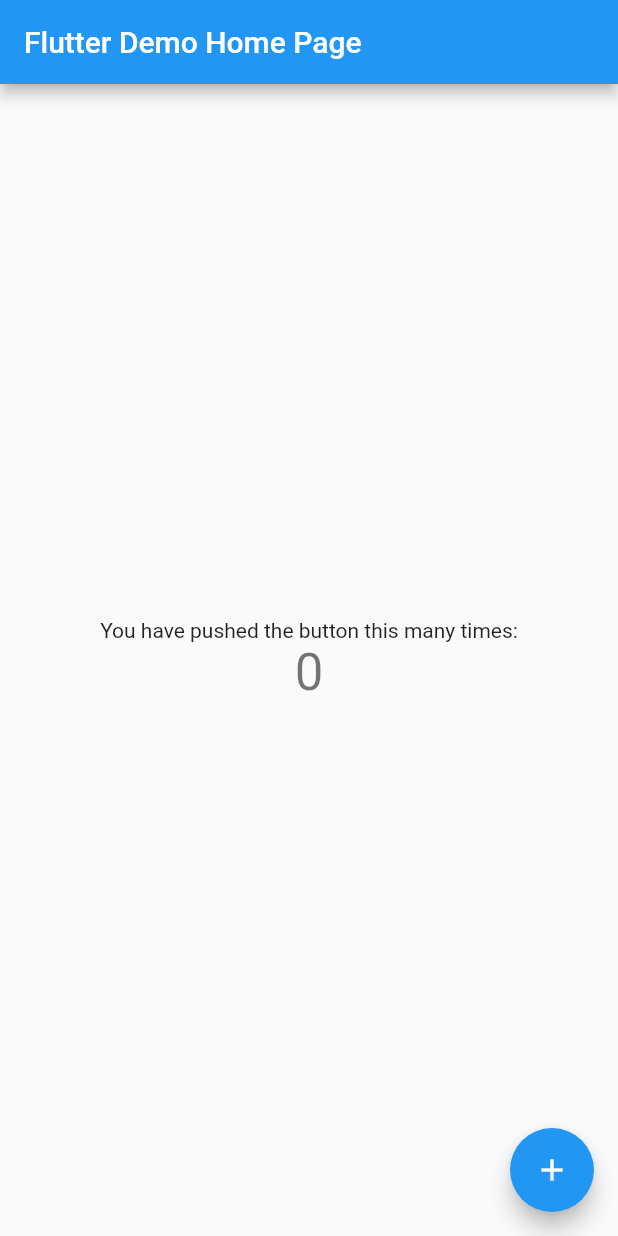
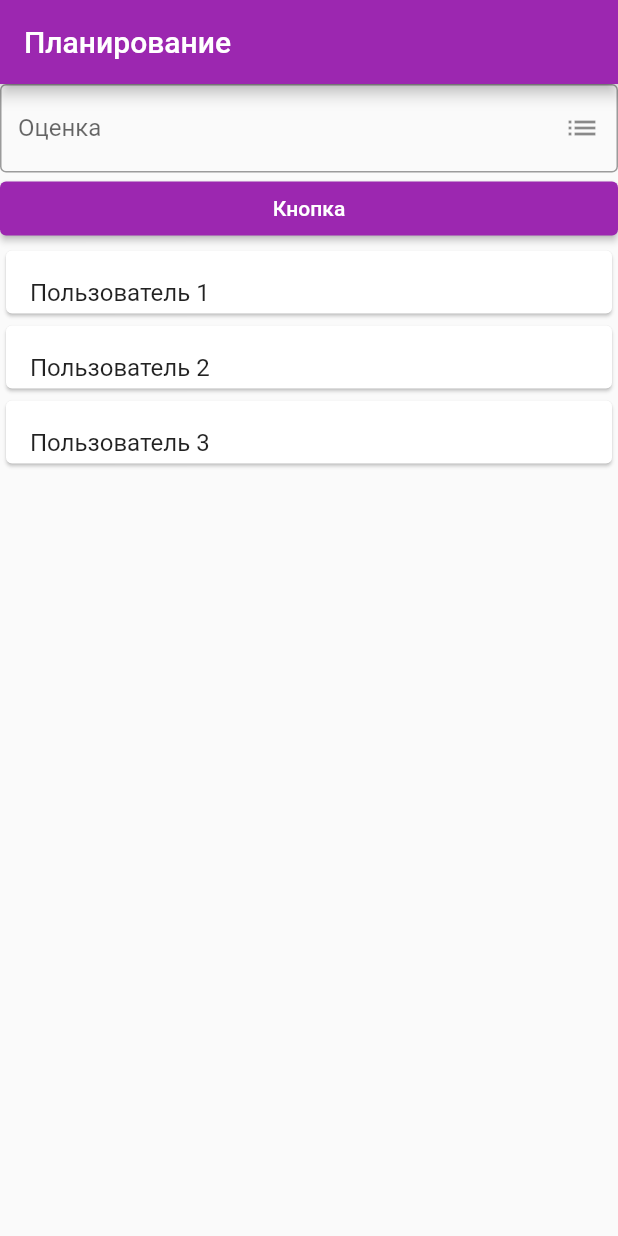
Before and after one commit to zeskord/poker, a Flutter app: the screen it shows after launch, on a phone screen of 412 x 824 dp. Run offline on Flutter 3.47's test engine with Material 2 defaults, Android fonts, the phone set to English and light mode, and no system bars.

Commit message:
Начали

```diff
--- /dev/null
+++ b/lib/components/planning_page.dart
@@ -0,0 +1,82 @@
+import 'package:flutter/material.dart';
+
+class PlanningPage extends StatefulWidget {
+  const PlanningPage({Key? key}) : super(key: key);
+
+  @override
+  _PlanningPageState createState() => _PlanningPageState();
+}
+
+class _PlanningPageState extends State<PlanningPage> {
+  List userList = [];
+
+  @override
+  void initState() {
+    super.initState();
+    userList.add(const MarkInput());
+    userList.add(ElevatedButton(onPressed: () {}, child: const Text('Кнопка')));
+    userList.add(const UserCard(myText: 'Пользователь 1'));
+    userList.add(const UserCard(myText: 'Пользователь 2'));
+    userList.add(const UserCard(myText: 'Пользователь 3'));
+  }
+
+  @override
+  Widget build(BuildContext context) {
+    return Scaffold(
+      appBar: AppBar(
+        title: const Text('Планирование'),
+        actions: const [],
+      ),
+      body: ListView.builder(
+          shrinkWrap: true,
+          itemCount: userList.length,
+          itemBuilder: (BuildContext context, int index) {
+            return userList[index];
+          }),
+    );
+  }
+}
+
+class UserCard extends StatelessWidget {
+  final String myText;
+  const UserCard({Key? key, this.myText = ''}) : super(key: key);
+
+  @override
+  Widget build(BuildContext context) {
+    return SizedBox(
+        height: 50, child: Card(child: ListTile(title: Text(myText))));
+  }
+}
+
+class MarkInput extends StatefulWidget {
+  const MarkInput({Key? key}) : super(key: key);
+
+  @override
+  _MarkInputState createState() => _MarkInputState();
+}
+
+class _MarkInputState extends State<MarkInput> {
+  String value = '';
+  @override
+  void initState() {
+    super.initState();
+    value = '';
+  }
+
+  @override
+  Widget build(BuildContext context) {
+    return TextField(
+      keyboardType:
+          TextInputType.numberWithOptions(signed: false, decimal: true),
+      decoration: InputDecoration(
+        border: OutlineInputBorder(),
+        labelText: 'Оценка',
+        suffixIcon: GestureDetector(
+          onTap: () {},
+          child: Icon(Icons.list),
+        ),
+        prefix: Text('Оценка'),
+      ),
+    );
+  }
+}
--- a/lib/main.dart
+++ b/lib/main.dart
@@ -1,115 +1,18 @@
 import 'package:flutter/material.dart';
+import 'package:poker/components/planning_page.dart';
 
-void main() {
-  runApp(const MyApp());
-}
+void main() => runApp(const MyApp());
 
 class MyApp extends StatelessWidget {
   const MyApp({Key? key}) : super(key: key);
 
-  // This widget is the root of your application.
   @override
   Widget build(BuildContext context) {
     return MaterialApp(
-      title: 'Flutter Demo',
       theme: ThemeData(
-        // This is the theme of your application.
-        //
-        // Try running your application with "flutter run". You'll see the
-        // application has a blue toolbar. Then, without quitting the app, try
-        // changing the primarySwatch below to Colors.green and then invoke
-        // "hot reload" (press "r" in the console where you ran "flutter run",
-        // or simply save your changes to "hot reload" in a Flutter IDE).
-        // Notice that the counter didn't reset back to zero; the application
-        // is not restarted.
-        primarySwatch: Colors.blue,
+        primarySwatch: Colors.purple,
       ),
-      home: const MyHomePage(title: 'Flutter Demo Home Page'),
+      home: const PlanningPage(),
     );
   }
 }
-
-class MyHomePage extends StatefulWidget {
-  const MyHomePage({Key? key, required this.title}) : super(key: key);
-
-  // This widget is the home page of your application. It is stateful, meaning
-  // that it has a State object (defined below) that contains fields that affect
-  // how it looks.
-
-  // This class is the configuration for the state. It holds the values (in this
-  // case the title) provided by the parent (in this case the App widget) and
-  // used by the build method of the State. Fields in a Widget subclass are
-  // always marked "final".
-
-  final String title;
-
-  @override
-  State<MyHomePage> createState() => _MyHomePageState();
-}
-
-class _MyHomePageState extends State<MyHomePage> {
-  int _counter = 0;
-
-  void _incrementCounter() {
-    setState(() {
-      // This call to setState tells the Flutter framework that something has
-      // changed in this State, which causes it to rerun the build method below
-      // so that the display can reflect the updated values. If we changed
-      // _counter without calling setState(), then the build method would not be
-      // called again, and so nothing would appear to happen.
-      _counter++;
-    });
-  }
-
-  @override
-  Widget build(BuildContext context) {
-    // This method is rerun every time setState is called, for instance as done
-    // by the _incrementCounter method above.
-    //
-    // The Flutter framework has been optimized to make rerunning build methods
-    // fast, so that you can just rebuild anything that needs updating rather
-    // than having to individually change instances of widgets.
-    return Scaffold(
-      appBar: AppBar(
-        // Here we take the value from the MyHomePage object that was created by
-        // the App.build method, and use it to set our appbar title.
-        title: Text(widget.title),
-      ),
-      body: Center(
-        // Center is a layout widget. It takes a single child and positions it
-        // in the middle of the parent.
-        child: Column(
-          // Column is also a layout widget. It takes a list of children and
-          // arranges them vertically. By default, it sizes itself to fit its
-          // children horizontally, and tries to be as tall as its parent.
-          //
-          // Invoke "debug painting" (press "p" in the console, choose the
-          // "Toggle Debug Paint" action from the Flutter Inspector in Android
-          // Studio, or the "Toggle Debug Paint" command in Visual Studio Code)
-          // to see the wireframe for each widget.
-          //
-          // Column has various properties to control how it sizes itself and
-          // how it positions its children. Here we use mainAxisAlignment to
-          // center the children vertically; the main axis here is the vertical
-          // axis because Columns are vertical (the cross axis would be
-          // horizontal).
-          mainAxisAlignment: MainAxisAlignment.center,
-          children: <Widget>[
-            const Text(
-              'You have pushed the button this many times:',
-            ),
-            Text(
-              '$_counter',
-              style: Theme.of(context).textTheme.headline4,
-            ),
-          ],
-        ),
-      ),
-      floatingActionButton: FloatingActionButton(
-        onPressed: _incrementCounter,
-        tooltip: 'Increment',
-        child: const Icon(Icons.add),
-      ), // This trailing comma makes auto-formatting nicer for build methods.
-    );
-  }
-}
```
Also changed, not shown: 1 other file.
